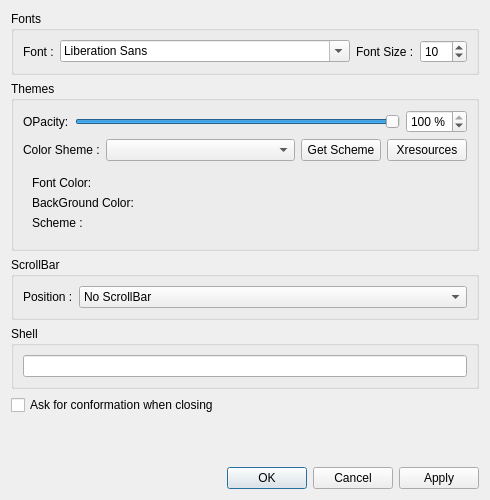
Qt form elokab-terminal/settingdialog.ui (zakariakov/elokab-terminal) before a commit.
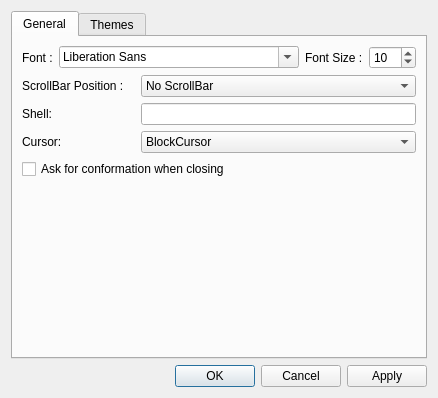
The same form after that commit.

Commit message: add config cursor shape

The edit to the form file:
```diff
--- a/elokab-terminal/settingdialog.ui
+++ b/elokab-terminal/settingdialog.ui
@@ -6,8 +6,8 @@
    <rect>
     <x>0</x>
     <y>0</y>
-    <width>490</width>
-    <height>500</height>
+    <width>438</width>
+    <height>398</height>
    </rect>
   </property>
   <property name="windowTitle">
@@ -15,12 +15,16 @@
   </property>
   <layout class="QVBoxLayout" name="verticalLayout">
    <item>
-    <widget class="QGroupBox" name="groupBox">
-     <property name="title">
-      <string>Fonts</string>
+    <widget class="QTabWidget" name="tabWidget">
+     <property name="currentIndex">
+      <number>0</number>
      </property>
-     <layout class="QHBoxLayout" name="horizontalLayout_5">
-      <item>
+     <widget class="QWidget" name="tabGeneral">
+      <attribute name="title">
+       <string>General</string>
+      </attribute>
+      <layout class="QGridLayout" name="gridLayout">
+       <item row="0" column="0">
        <widget class="QLabel" name="label">
         <property name="sizePolicy">
          <sizepolicy hsizetype="Fixed" vsizetype="Preferred">
@@ -33,10 +37,10 @@
         </property>
        </widget>
       </item>
-      <item>
+       <item row="0" column="1" colspan="3">
        <widget class="QFontComboBox" name="fontComboBox"/>
       </item>
-      <item>
+       <item row="0" column="4">
        <widget class="QLabel" name="label_2">
         <property name="sizePolicy">
          <sizepolicy hsizetype="Fixed" vsizetype="Preferred">
@@ -49,7 +53,7 @@
         </property>
        </widget>
       </item>
-      <item>
+       <item row="0" column="5">
        <widget class="QSpinBox" name="sizeSpinBox">
         <property name="sizePolicy">
          <sizepolicy hsizetype="Maximum" vsizetype="Fixed">
@@ -68,13 +72,109 @@
         </property>
        </widget>
       </item>
-     </layout>
-    </widget>
-   </item>
-   <item>
-    <widget class="QGroupBox" name="groupBox_2">
-     <property name="title">
+       <item row="1" column="0" colspan="2">
+        <widget class="QLabel" name="label_4">
+         <property name="sizePolicy">
+          <sizepolicy hsizetype="Fixed" vsizetype="Preferred">
+           <horstretch>0</horstretch>
+           <verstretch>0</verstretch>
+          </sizepolicy>
+         </property>
+         <property name="text">
+          <string>ScrollBar Position :</string>
+         </property>
+        </widget>
+       </item>
+       <item row="2" column="0" colspan="2">
+        <widget class="QLabel" name="label_10">
+         <property name="text">
+          <string>Shell:</string>
+         </property>
+        </widget>
+       </item>
+       <item row="2" column="2" colspan="4">
+        <widget class="QLineEdit" name="lineEditShell">
+         <property name="text">
+          <string/>
+         </property>
+        </widget>
+       </item>
+       <item row="3" column="0" colspan="2">
+        <widget class="QLabel" name="label_9">
+         <property name="text">
+          <string>Cursor:</string>
+         </property>
+        </widget>
+       </item>
+       <item row="3" column="2" colspan="4">
+        <widget class="QComboBox" name="comboBoxCursor">
+         <item>
+          <property name="text">
+           <string>BlockCursor</string>
+          </property>
+         </item>
+         <item>
+          <property name="text">
+           <string>UnderlineCursor</string>
+          </property>
+         </item>
+         <item>
+          <property name="text">
+           <string>IBeamCursor</string>
+          </property>
+         </item>
+        </widget>
+       </item>
+       <item row="4" column="0" colspan="4">
+        <widget class="QCheckBox" name="checkBoxConfirmClosing">
+         <property name="text">
+          <string>Ask for conformation when closing</string>
+         </property>
+        </widget>
+       </item>
+       <item row="5" column="2">
+        <spacer name="verticalSpacer">
+         <property name="orientation">
+          <enum>Qt::Vertical</enum>
+         </property>
+         <property name="sizeHint" stdset="0">
+          <size>
+           <width>20</width>
+           <height>128</height>
+          </size>
+         </property>
+        </spacer>
+       </item>
+       <item row="1" column="2" colspan="4">
+        <widget class="QComboBox" name="ScrollBarComboBox">
+         <item>
+          <property name="text">
+           <string>No ScrollBar</string>
+          </property>
+         </item>
+         <item>
+          <property name="text">
+           <string>ScrollBar Left</string>
+          </property>
+         </item>
+         <item>
+          <property name="text">
+           <string>ScrollBar Right</string>
+          </property>
+         </item>
+        </widget>
+       </item>
+      </layout>
+     </widget>
+     <widget class="QWidget" name="tabThemes">
+      <attribute name="title">
       <string>Themes</string>
+      </attribute>
+      <layout class="QVBoxLayout" name="verticalLayout_4">
+       <item>
+        <widget class="QGroupBox" name="groupBox_2">
+         <property name="title">
+          <string/>
      </property>
      <layout class="QVBoxLayout" name="verticalLayout_3">
       <item>
@@ -231,88 +331,28 @@
          <item>
           <layout class="QGridLayout" name="gridLayoutBtn"/>
          </item>
-        </layout>
-       </widget>
-      </item>
-     </layout>
-    </widget>
-   </item>
    <item>
-    <widget class="QGroupBox" name="groupBox_3">
-     <property name="title">
-      <string>ScrollBar</string>
-     </property>
-     <layout class="QHBoxLayout" name="horizontalLayout_2">
-      <item>
-       <widget class="QLabel" name="label_4">
-        <property name="sizePolicy">
-         <sizepolicy hsizetype="Fixed" vsizetype="Preferred">
-          <horstretch>0</horstretch>
-          <verstretch>0</verstretch>
-         </sizepolicy>
-        </property>
-        <property name="text">
-         <string>Position :</string>
-        </property>
-       </widget>
-      </item>
-      <item>
-       <widget class="QComboBox" name="ScrollBarComboBox">
-        <item>
-         <property name="text">
-          <string>No ScrollBar</string>
-         </property>
-        </item>
-        <item>
-         <property name="text">
-          <string>ScrollBar Left</string>
-         </property>
-        </item>
-        <item>
-         <property name="text">
-          <string>ScrollBar Right</string>
-         </property>
-        </item>
-       </widget>
-      </item>
-     </layout>
-    </widget>
-   </item>
-   <item>
-    <widget class="QGroupBox" name="groupBox_4">
-     <property name="title">
-      <string>Shell</string>
-     </property>
-     <layout class="QHBoxLayout" name="horizontalLayout_3">
-      <item>
-       <widget class="QLineEdit" name="lineEditShell">
-        <property name="text">
-         <string/>
-        </property>
-       </widget>
-      </item>
-     </layout>
-    </widget>
-   </item>
-   <item>
-    <widget class="QCheckBox" name="checkBoxConfirmClosing">
-     <property name="text">
-      <string>Ask for conformation when closing</string>
-     </property>
-    </widget>
-   </item>
-   <item>
-    <spacer name="verticalSpacer">
+              <spacer name="verticalSpacer_2">
      <property name="orientation">
       <enum>Qt::Vertical</enum>
      </property>
      <property name="sizeHint" stdset="0">
       <size>
        <width>20</width>
-       <height>3</height>
+                 <height>40</height>
       </size>
      </property>
     </spacer>
+             </item>
+            </layout>
+           </widget>
+          </item>
+         </layout>
+        </widget>
+       </item>
+      </layout>
+     </widget>
+    </widget>
    </item>
    <item>
     <widget class="QDialogButtonBox" name="buttonBox">
```
Left out of the diff: 2 changed lines with no effect on the pictures. Lines whose indentation alone changed are shown as unchanged. The commit also changes 8 other files.
